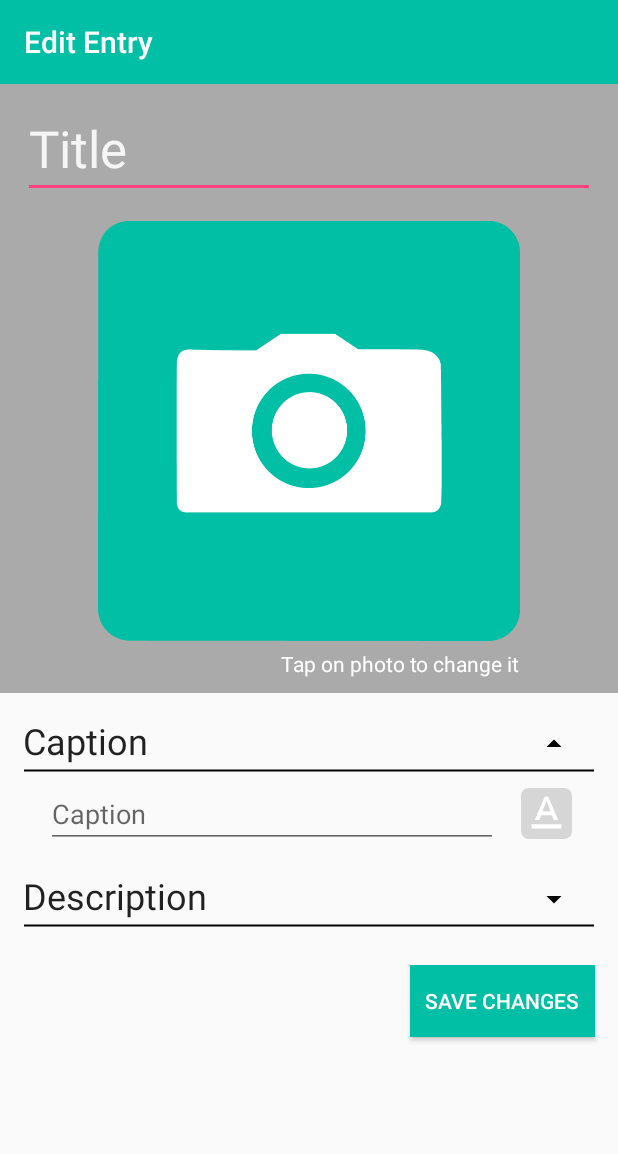
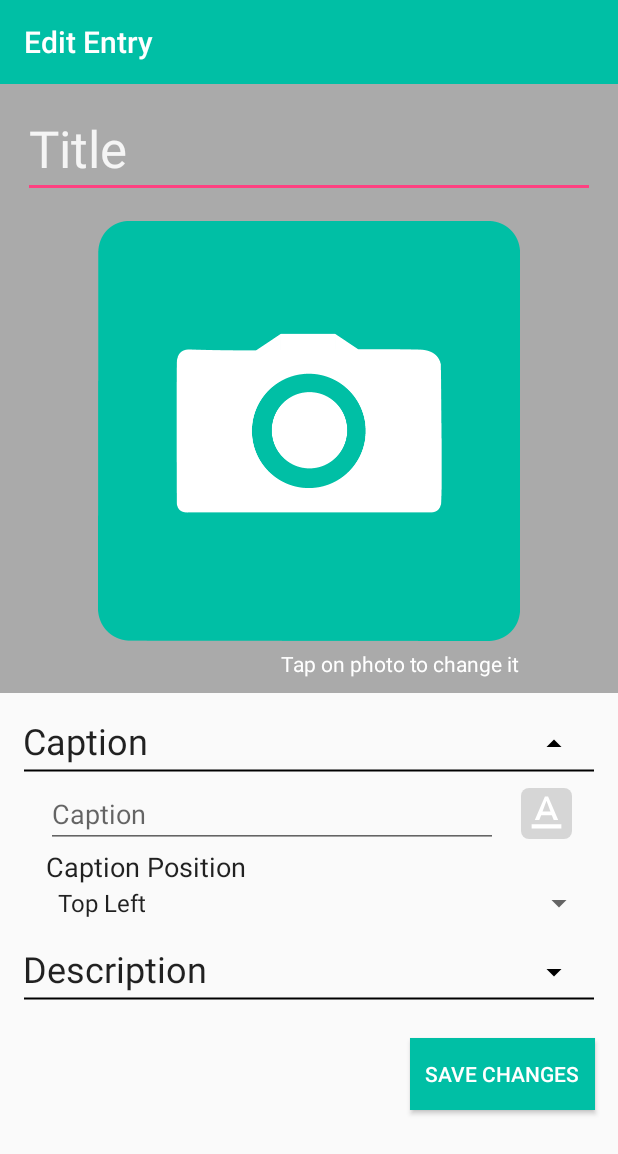
Before and after one commit to ChandlerAHayes/Lens-to-Fork, an Android app: the EditActivity screen opened directly, with no data from a screen before it, after a tap on "Caption", on a phone screen of 412 x 824 dp. Shown: the top 1154 px of the screen. Run offline under Robolectric (Android 15) with nearby library versions, the phone set to English and light mode, and no system bars; our stand-ins replace Picasso; libraries missing offline, so code that uses them is left out: com.android.colorpicker; pictures from the network do not load; 15 statements that could not run were skipped.

Commit message:
Added Caption position options to EditActivity

```diff
--- a/App/app/src/main/java/picture/diary/lenstofork/Diary/EditActivity.java
+++ b/App/app/src/main/java/picture/diary/lenstofork/Diary/EditActivity.java
@@ -13,9 +13,12 @@ import android.support.v7.app.AppCompatActivity;
 import android.support.v7.widget.Toolbar;
 import android.view.MenuItem;
 import android.view.View;
+import android.widget.AdapterView;
+import android.widget.ArrayAdapter;
 import android.widget.Button;
 import android.widget.EditText;
 import android.widget.ImageView;
+import android.widget.Spinner;
 import android.widget.TextView;
 
 import com.android.colorpicker.ColorPickerDialog;
@@ -23,9 +26,10 @@ import com.android.colorpicker.ColorPickerSwatch;
 
 import java.io.File;
 
-import Entry.CaptionColor;
-import Entry.Entry;
-import Entry.EntryHandler;
+import picture.diary.lenstofork.Diary.Entry.CaptionColor;
+import picture.diary.lenstofork.Diary.Entry.CaptionPosition;
+import picture.diary.lenstofork.Diary.Entry.Entry;
+import picture.diary.lenstofork.Diary.Entry.EntryHandler;
 import picture.diary.lenstofork.R;
 import picture.diary.lenstofork.Utils.DatabaseHandler;
 import picture.diary.lenstofork.Utils.ImageHandler;
@@ -33,17 +37,18 @@ import picture.diary.lenstofork.Utils.ImageHandler;
 public class EditActivity extends AppCompatActivity{
     // widgets
     private EditText titleTxt, descriptionTxt, captionTxt;
-    private TextView captionHeader, descriptionHeader;
-    private ImageView image;
-    private ImageView imgCaptionMenu, imgCaptionColor, imgDescriptionMenu;
+    private TextView captionHeader, descriptionHeader, spinnerTitleTxt;
+    private ImageView image, imgCaptionMenu, imgCaptionColor, imgDescriptionMenu;
+    private Spinner captionSpinner;
     private Button submitBttn;
 
-    // Entry attributes
+    // picture.diary.lenstofork.Diary.Entry attributes
     private String filepath = "";
     private String title = "";
     private String caption = "";
     private String description = "";
     private CaptionColor captionColor;
+    private CaptionPosition captionPosition;
 
     // variables
     private DatabaseHandler database;
@@ -56,8 +61,8 @@ public class EditActivity extends AppCompatActivity{
 
     // constants
     public static final String TAG = "Edit Activity";
-    private static final String EXTRA_ENTRY_HANDLER = "Extra Entry Handler";
-    private static final String EXTRA_ENTRY_INDEX = "Extra Entry Index";
+    private static final String EXTRA_ENTRY_HANDLER = "Extra picture.diary.lenstofork.Diary.Entry Handler";
+    private static final String EXTRA_ENTRY_INDEX = "Extra picture.diary.lenstofork.Diary.Entry Index";
     private static final int REQUEST_CODE_READ_PERMISSION = 3;
 
     @Override
@@ -66,7 +71,7 @@ public class EditActivity extends AppCompatActivity{
         setContentView(R.layout.activity_edit);
 
         imageHandler = new ImageHandler(this, DetailFragment.TAG);
-        // get Entry & EntryHandler from database
+        // get picture.diary.lenstofork.Diary.Entry & EntryHandler from database
         database = new DatabaseHandler(this);
         Intent arguments = getIntent();
         entryHandler = database.getEntryHandler(arguments.getStringExtra(EXTRA_ENTRY_HANDLER));
@@ -107,13 +112,14 @@ public class EditActivity extends AppCompatActivity{
 
     /**
      * Initializes the title, caption, captionColor, description, and filepath objects with the
-     * values attached to the Entry object so that it can be compared to see if any of the values
+     * values attached to the picture.diary.lenstofork.Diary.Entry object so that it can be compared to see if any of the values
      * have been changed when the user taps the submitBttn
      */
     private void getOriginalValues(){
         title = entry.getTitle();
         caption = entry.getCaption();
         captionColor = entry.getCaptionColor();
+        captionPosition = entry.getCaptionPosition();
         description = entry.getDescription();
         filepath = entry.getImageFilePath();
     }
@@ -143,7 +149,10 @@ public class EditActivity extends AppCompatActivity{
         }
 
         // caption color
-        imgCaptionColor.setBackgroundColor(captionColor.getColor());
+        Drawable background = ContextCompat.getDrawable(EditActivity.this,
+                R.drawable.colored_caption_white);
+        background.setColorFilter(captionColor.getColor(), PorterDuff.Mode.SRC_IN);
+        imgCaptionColor.setImageDrawable(background);
         imgCaptionColor.setOnClickListener(new View.OnClickListener() {
             @Override
             public void onClick(View v) {
@@ -157,17 +166,16 @@ public class EditActivity extends AppCompatActivity{
                     @Override
                     public void onColorSelected(int color) {
                         colorPickerDialog.setSelectedColor(color);
-                        captionColor = CaptionColor.getColorEnum(color);
+                        captionColor = CaptionColor.getCaptionColor(color);
 
                         // change color of caption icon
-                        imgCaptionColor.setBackgroundColor(color);
+                        Drawable background = ContextCompat.getDrawable(EditActivity.this,
+                                R.drawable.colored_caption_white);
+                        background.setColorFilter(color, PorterDuff.Mode.SRC_IN);
+                        imgCaptionColor.setImageDrawable(background);
                     }
                 });
                 colorPickerDialog.show(getFragmentManager(), TAG);
-                Drawable background = ContextCompat.getDrawable(EditActivity.this,
-                        R.drawable.colored_caption_white);
-                background.setColorFilter(captionColor.getColor(), PorterDuff.Mode.SRC_IN);
-                imgCaptionColor.setImageDrawable(background);
             }
         });
 
@@ -184,6 +192,9 @@ public class EditActivity extends AppCompatActivity{
                 toggleCaptionMenu();
             }
         });
+
+        // caption position
+        configureCaptionSpinner();
 
         // description
         if(!entry.getDescription().equals("")){
@@ -214,7 +225,7 @@ public class EditActivity extends AppCompatActivity{
     }
 
     /**
-     * Gets the values entered and updates the Entry with the database
+     * Gets the values entered and updates the picture.diary.lenstofork.Diary.Entry with the database
      */
     private void submitEntry(){
         boolean hasEntryChanged = false;
@@ -233,6 +244,11 @@ public class EditActivity extends AppCompatActivity{
         if(!captionColor.equals(entry.getCaptionColor())){
             hasEntryChanged = true;
             entry.setCaptionColor(captionColor);
+        }
+
+        if(!captionPosition.equals(entry.getCaptionPosition())){
+            hasEntryChanged = true;
+            entry.setCaptionPosition(captionPosition);
         }
 
         if(!description.equals(entry.getDescription())){
@@ -326,17 +342,45 @@ public class EditActivity extends AppCompatActivity{
      */
     private void toggleCaptionMenu(){
         if(showCaption){
+            showCaption = false;
+
             imgCaptionMenu.setImageResource(R.drawable.arrow_down_black);
             captionTxt.setVisibility(View.GONE);
             imgCaptionColor.setVisibility(View.GONE);
-            showCaption = false;
+            spinnerTitleTxt.setVisibility(View.GONE);
+            captionSpinner.setVisibility(View.GONE);
+
         }
         else{
+            showCaption = true;
+
             imgCaptionMenu.setImageResource(R.drawable.arrow_up_black);
             captionTxt.setVisibility(View.VISIBLE);
             imgCaptionColor.setVisibility(View.VISIBLE);
-            showCaption = true;
-        }
+            spinnerTitleTxt.setVisibility(View.VISIBLE);
+            captionSpinner.setVisibility(View.VISIBLE);}
+    }
+
+    private void configureCaptionSpinner(){
+        spinnerTitleTxt = (TextView) findViewById(R.id.txt_capt_spinner);
+        captionSpinner = (Spinner) findViewById(R.id.spinner_capt_pos);
+        // create ArrayAdapter to populate spinner
+        ArrayAdapter<CharSequence> adapter = ArrayAdapter.createFromResource(this,
+                R.array.array_caption_position, android.R.layout.simple_spinner_item);
+        adapter.setDropDownViewResource(android.R.layout.simple_spinner_dropdown_item);
+        captionSpinner.setAdapter(adapter);
+        captionSpinner.setOnItemSelectedListener(new AdapterView.OnItemSelectedListener() {
+            @Override
+            public void onItemSelected(AdapterView<?> parent, View view, int position, long id) {
+                String captionPosString = (String) parent.getItemAtPosition(position);
+                captionPosition = CaptionPosition.getCaptionPosition(captionPosString);
+            }
+            @Override
+            public void onNothingSelected(AdapterView<?> parent) {}
+        });
+
+        // set entry's current caption position in the spinner
+        captionSpinner.setSelection(adapter.getPosition(captionPosition.getValue()));
     }
 
     /**
--- a/App/app/src/main/java/Entry/CaptionColor.java
+++ b/App/app/src/main/java/picture/diary/lenstofork/Diary/Entry/CaptionColor.java
@@ -1,4 +1,4 @@
-package Entry;
+package picture.diary.lenstofork.Diary.Entry;
 
 import android.graphics.Color;
 
@@ -46,7 +46,7 @@ public enum CaptionColor {
         return color;
     }
 
-    public static CaptionColor getColorEnum(String colorString){
+    public static CaptionColor getCaptionColor(String colorString){
         switch (colorString){
             case "white":
                 return WHITE;
@@ -93,7 +93,7 @@ public enum CaptionColor {
         }
     }
 
-    public static CaptionColor getColorEnum(int color){
+    public static CaptionColor getCaptionColor(int color){
         if(color == WHITE.color){
             return WHITE;
         }
--- /dev/null
+++ b/App/app/src/main/java/picture/diary/lenstofork/Diary/Entry/CaptionPosition.java
@@ -0,0 +1,48 @@
+package picture.diary.lenstofork.Diary.Entry;
+
+public enum CaptionPosition {
+    TOP_LEFT ("Top Left"),
+    TOP_CENTER ("Top Center"),
+    TOP_RIGHT ("Top Right"),
+    LEFT_CENTER ("Left Center"),
+    CENTER ("Center"),
+    RIGHT_CENTER ("Right Center"),
+    BOTTOM_LEFT ("Bottom Left"),
+    BOTTOM_CENTER ("Bottom Center"),
+    BOTTOM_RIGHT ("Bottom Right");
+
+    private String value;
+
+    CaptionPosition(String position){
+        this.value = position;
+    }
+
+    public String getValue(){
+        return value;
+    }
+
+    public static CaptionPosition getCaptionPosition(String position){
+        switch(position){
+            case "Top Left":
+                return TOP_LEFT;
+            case "Top Center":
+                return TOP_CENTER;
+            case "Top Right":
+                return TOP_RIGHT;
+            case "Left Center":
+                return LEFT_CENTER;
+            case "Center":
+                return CENTER;
+            case "Right Center":
+                return RIGHT_CENTER;
+            case "Bottom Left":
+                return BOTTOM_LEFT;
+            case "Bottom Center":
+                return BOTTOM_CENTER;
+            case "Bottom Right":
+                return BOTTOM_RIGHT;
+            default:
+                return CENTER;
+        }
+    }
+}
--- a/App/app/src/main/java/Entry/EntryHandler.java
+++ b/App/app/src/main/java/picture/diary/lenstofork/Diary/Entry/EntryHandler.java
@@ -1,4 +1,4 @@
-package Entry;
+package picture.diary.lenstofork.Diary.Entry;
 
 import java.io.Serializable;
 import java.text.SimpleDateFormat;
@@ -48,7 +48,7 @@ public class EntryHandler implements Serializable {
 //            return false;
 //        }
 //        else{
-//            Entry newEntry = new Entry(imageFilePath, title, caption);
+//            picture.diary.lenstofork.Diary.Entry newEntry = new picture.diary.lenstofork.Diary.Entry(imageFilePath, title, caption);
 //            entries[numEntries] = newEntry;
 //            numEntries++;
 //            return true;
--- a/App/app/src/main/java/picture/diary/lenstofork/Diary/EntryActivity.java
+++ b/App/app/src/main/java/picture/diary/lenstofork/Diary/EntryActivity.java
@@ -14,7 +14,7 @@ import android.support.v4.view.ViewPager;
 import android.support.v7.app.AppCompatActivity;
 import android.support.v7.widget.Toolbar;
 
-import Entry.EntryHandler;
+import picture.diary.lenstofork.Diary.Entry.EntryHandler;
 import picture.diary.lenstofork.R;
 import picture.diary.lenstofork.Utils.DatabaseHandler;
 
@@ -24,8 +24,8 @@ public class EntryActivity extends AppCompatActivity {
 
     // constants
     private static final String EXTRA_FRAGMENT_TAG = "Extra Fragment Tag";
-    private static final String EXTRA_ENTRY_HANDLER = "Extra Entry Handler";
-    private static final String EXTRA_ENTRY_POSITION = "Extra Entry Position";
+    private static final String EXTRA_ENTRY_HANDLER = "Extra picture.diary.lenstofork.Diary.Entry Handler";
+    private static final String EXTRA_ENTRY_POSITION = "Extra picture.diary.lenstofork.Diary.Entry Position";
     private static int REQUEST_CODE_READ_PERMISSION = 1;
 
     @Override
--- a/App/app/src/main/res/layout/activity_edit.xml
+++ b/App/app/src/main/res/layout/activity_edit.xml
@@ -29,10 +29,13 @@
                 android:layout_width="match_parent"
                 android:layout_height="wrap_content"
                 android:background="@android:color/darker_gray"
+                android:focusable="auto"
+                android:focusableInTouchMode="true"
                 android:paddingBottom="10dp"
                 android:paddingLeft="15dp"
                 android:paddingRight="15dp"
-                android:paddingTop="10dp">
+                android:paddingTop="10dp"
+                android:visibility="visible">
 
                 <EditText
                     android:id="@+id/txt_title"
@@ -46,21 +49,39 @@
                     android:textColor="@android:color/white"
                     android:textColorHint="@color/dividerColor" />
 
-                <ImageView
-                    android:id="@+id/image"
+                <RelativeLayout
+                    android:id="@+id/layout_image"
                     android:layout_width="wrap_content"
                     android:layout_height="wrap_content"
                     android:layout_below="@+id/txt_title"
                     android:layout_centerHorizontal="true"
-                    android:layout_marginTop="15dp"
-                    app:srcCompat="@drawable/camera_teal" />
+                    android:layout_marginTop="15dp">
+
+                    <ImageView
+                        android:id="@+id/image"
+                        android:layout_width="wrap_content"
+                        android:layout_height="wrap_content"
+                        android:layout_below="@+id/txt_title"
+                        android:layout_centerHorizontal="true"
+                        android:adjustViewBounds="true"
+                        android:scaleType="fitXY"
+                        app:srcCompat="@drawable/camera_teal" />
+
+                    <TextView
+                        android:id="@+id/txt_capt_preview"
+                        android:layout_width="wrap_content"
+                        android:layout_height="wrap_content"
+                        android:layout_centerInParent="true"
+                        android:textColor="@android:color/white"
+                        android:textStyle="bold" />
+                </RelativeLayout>
 
                 <TextView
                     android:id="@+id/header_image"
                     android:layout_width="wrap_content"
                     android:layout_height="wrap_content"
-                    android:layout_alignRight="@+id/image"
-                    android:layout_below="@+id/image"
+                    android:layout_alignRight="@+id/layout_image"
+                    android:layout_below="@+id/layout_image"
                     android:layout_marginTop="5dp"
                     android:text="Tap on photo to change it"
                     android:textColor="@android:color/white" />
@@ -94,6 +115,7 @@
                     android:layout_alignTop="@+id/header_caption"
                     android:layout_marginBottom="5dp"
                     android:layout_marginRight="15dp"
+                    android:visibility="visible"
                     app:srcCompat="@drawable/arrow_down_black" />
 
                 <ImageView
@@ -121,6 +143,26 @@
                     android:inputType="text"
                     android:singleLine="true"
                     android:visibility="gone" />
+
+                <TextView
+                    android:id="@+id/txt_capt_spinner"
+                    android:layout_width="wrap_content"
+                    android:layout_height="wrap_content"
+                    android:layout_alignLeft="@+id/txt_caption"
+                    android:layout_below="@+id/txt_caption"
+                    android:text="@string/caption_position_title"
+                    android:textAppearance="@style/TextAppearance.AppCompat.Headline"
+                    android:textSize="18sp"
+                    android:visibility="gone" />
+
+                <Spinner
+                    android:id="@+id/spinner_capt_pos"
+                    android:layout_width="match_parent"
+                    android:layout_height="wrap_content"
+                    android:layout_alignLeft="@+id/txt_caption"
+                    android:layout_below="@+id/txt_capt_spinner"
+                    android:visibility="gone" />
+
             </RelativeLayout>
 
             <RelativeLayout
@@ -130,7 +172,8 @@
                 android:layout_below="@+id/layout_caption"
                 android:layout_marginLeft="15dp"
                 android:layout_marginRight="15dp"
-                android:layout_marginTop="15dp">
+                android:layout_marginTop="15dp"
+                android:visibility="visible">
 
                 <TextView
                     android:id="@+id/header_description"
@@ -185,7 +228,8 @@
             android:layout_marginTop="20dp"
             android:paddingLeft="10dp"
             android:paddingRight="10dp"
-            android:text="Save Changes" />
+            android:text="Save Changes"
+            android:visibility="visible" />
 
     </RelativeLayout>
 
--- a/App/app/src/main/res/layout/custom_entry.xml
+++ b/App/app/src/main/res/layout/custom_entry.xml
@@ -25,11 +25,12 @@
         android:textSize="18sp" />
 
     <TextView
-        android:id="@+id/txt_note"
+        android:id="@+id/txt_caption"
         android:layout_width="wrap_content"
         android:layout_height="wrap_content"
         android:layout_centerHorizontal="true"
         android:layout_centerInParent="true"
         android:paddingTop="18dp"
-        android:textColor="@android:color/white" />
+        android:textColor="@android:color/white"
+        android:textStyle="bold" />
 </RelativeLayout>
--- a/App/app/src/main/res/values/strings.xml
+++ b/App/app/src/main/res/values/strings.xml
@@ -1,4 +1,18 @@
 <resources>
     <string name="app_name">Lens to Fork</string>
     <string name="color_picker">Select a Caption Color</string>
+
+    <!-- Radio Caption Strings -->
+    <string name="caption_position_title">Caption Position</string>
+    <string-array name="array_caption_position">
+        <item>Top Left</item>
+        <item>Top Center</item>
+        <item>Top Right</item>
+        <item>Left Center</item>
+        <item>Center</item>
+        <item>Right Center</item>
+        <item>Bottom Left</item>
+        <item>Bottom Center</item>
+        <item>Bottom Right</item>
+    </string-array>
 </resources>
```
Also changed, not shown: App/app/src/main/java/picture/diary/lenstofork/Diary/DetailFragment.java (+6 -6 lines), App/app/src/main/java/picture/diary/lenstofork/Diary/DiaryFragment.java (+5 -5 lines), App/app/src/main/java/picture/diary/lenstofork/Diary/Entry/Entry.java (renamed from App/app/src/main/java/Entry/Entry.java, +26 -13 lines), App/app/src/main/java/picture/diary/lenstofork/Diary/NewEntryActivity.java (+10 -11 lines), App/app/src/main/java/picture/diary/lenstofork/Utils/DatabaseHandler.java (+21 -31 lines).
